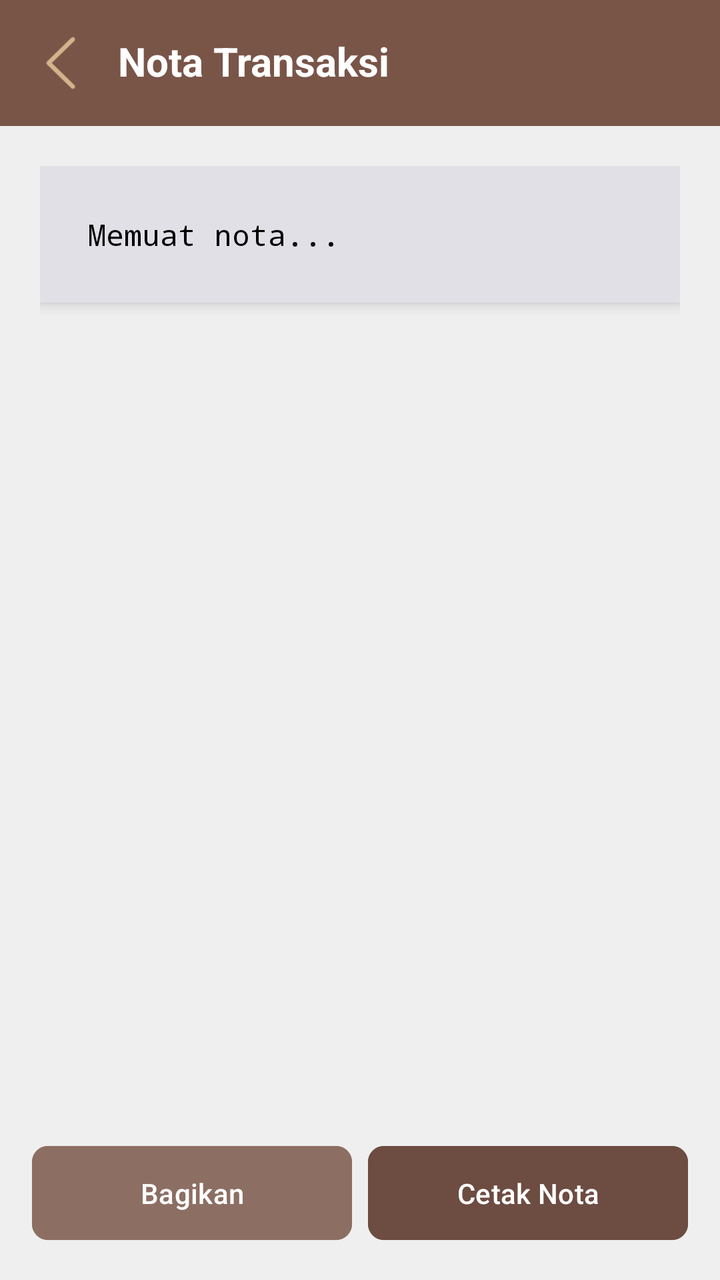
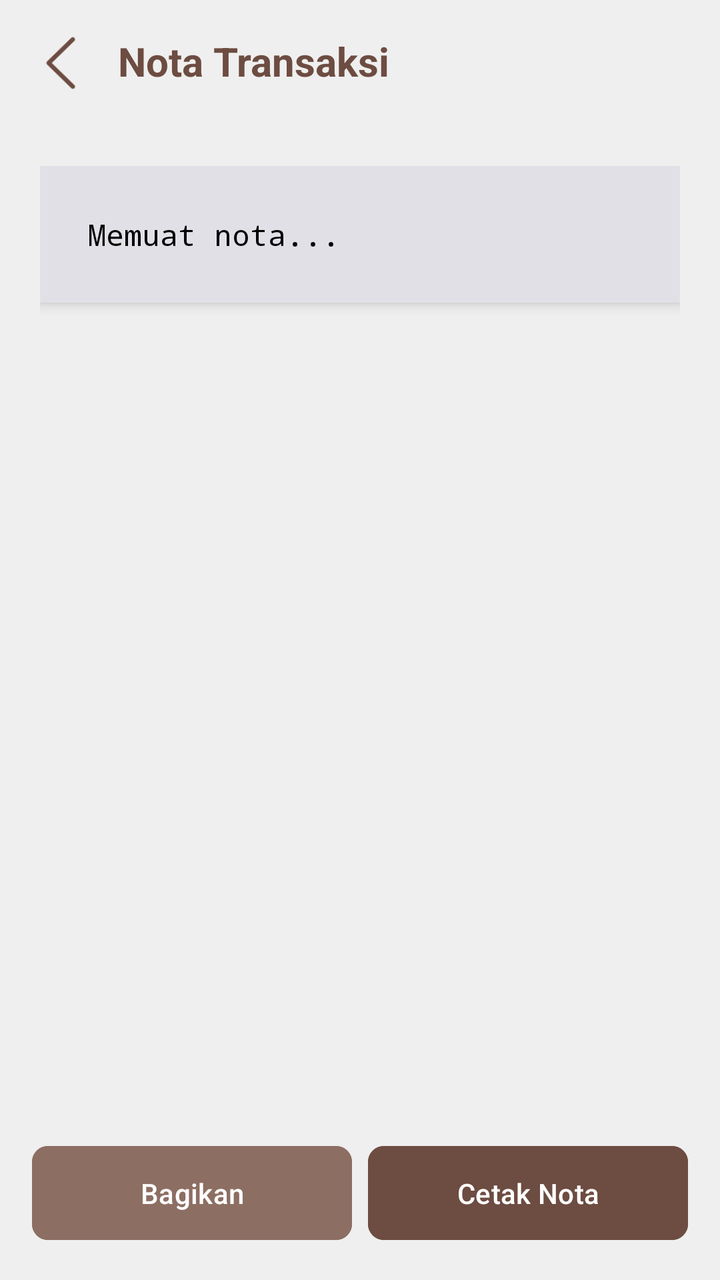

Screens rendered from an Android XML layout before and after an edit, with the pre-edit source and the edit as a unified diff.
<!-- AndroidManifest.xml: application theme Theme.Pos -->
<!-- res/layout/activity_nota.xml -->
<?xml version="1.0" encoding="utf-8"?>
<LinearLayout
    xmlns:android="http://schemas.android.com/apk/res/android"
    xmlns:app="http://schemas.android.com/apk/res-auto"
    xmlns:tools="http://schemas.android.com/tools"
    android:id="@+id/main"
    android:layout_width="match_parent"
    android:layout_height="match_parent"
    android:orientation="vertical"
    android:background="?attr/colorSurface"
    tools:context=".NotaActivity">

    <LinearLayout
        android:layout_width="match_parent"
        android:layout_height="wrap_content"
        android:orientation="horizontal"
        android:background="#795548">

        <ImageView
            android:id="@+id/ivKembali"
            android:layout_width="35dp"
            android:layout_height="35dp"
            android:layout_marginVertical="14dp"
            android:layout_marginStart="13dp"
            android:src="@drawable/img_3"
            app:tint="#D2B48C"
            android:contentDescription="Kembali" />

        <LinearLayout
            android:layout_width="wrap_content"
            android:layout_height="wrap_content"
            android:orientation="vertical">

            <TextView
                android:layout_width="wrap_content"
                android:layout_height="wrap_content"
                android:layout_marginStart="8dp"
                android:layout_marginTop="14dp"
                android:text="Nota Transaksi"
                android:textColor="@color/white"
                android:textSize="20sp"
                android:textStyle="bold"
                android:padding="3dp"/>

        </LinearLayout>
    </LinearLayout>

    <ScrollView
        android:layout_width="match_parent"
        android:layout_height="0dp"
        android:layout_weight="1"
        android:padding="20dp">

        <com.google.android.material.card.MaterialCardView
            android:layout_width="match_parent"
            android:layout_height="wrap_content"
            app:cardCornerRadius="0dp"
            app:cardElevation="4dp"
            app:strokeWidth="0dp">

            <LinearLayout
                android:layout_width="match_parent"
                android:layout_height="wrap_content"
                android:orientation="vertical"
                android:padding="24dp">

                <TextView
                    android:id="@+id/tvNota"
                    android:layout_width="match_parent"
                    android:layout_height="wrap_content"
                    android:textColor="?attr/color"
                    android:textSize="15sp"
                    android:fontFamily="monospace"
                    android:lineSpacingExtra="4dp"
                    android:text="Memuat nota..." />

            </LinearLayout>
        </com.google.android.material.card.MaterialCardView>
    </ScrollView>

    <LinearLayout
        android:layout_width="match_parent"
        android:layout_height="wrap_content"
        android:orientation="horizontal"
        android:padding="16dp"
        android:elevation="8dp">

        <Button
            android:id="@+id/btnBagikan"
            android:layout_width="0dp"
            android:layout_height="55dp"
            android:layout_weight="1"
            android:text="Bagikan"
            android:textAllCaps="false"
            android:backgroundTint="#8D6E63"
            android:textColor="@android:color/white"
            android:layout_marginEnd="8dp"
            app:cornerRadius="8dp"/>

        <Button
            android:id="@+id/btnCetak"
            android:layout_width="0dp"
            android:layout_height="55dp"
            android:layout_weight="1"
            android:text="Cetak Nota"
            android:textAllCaps="false"
            android:backgroundTint="#6D4C41"
            android:textColor="@android:color/white"
            app:cornerRadius="8dp"/>

    </LinearLayout>

</LinearLayout>
<!-- resources referenced by this layout -->
<resources>
  <color name="white">#FFFFFFFF</color>
  <!-- drawable img_3: png bitmap (drawable, 974 bytes) -->
  <style name="Theme.Pos" parent="Base.Theme.Pos" />
  <style name="Base.Theme.Pos" parent="Theme.Material3.DayNight.NoActionBar">
          
          
  
          <item name="colorSurface">#EFEFEF</item>
  
          <item name="colorOnBackground">#616161</item>
  
          <item name="color">#000000</item>
  
          <item name="colorOnSurface">#3E3E3E</item>
  
          <item name="colorAccent">#6D4C41</item>
  
      </style>
</resources>

<!-- the commit's change to res/layout/activity_nota.xml (unified diff, before → after) -->
@@ -14,7 +14,7 @@
         android:layout_width="match_parent"
         android:layout_height="wrap_content"
         android:orientation="horizontal"
-        android:background="#795548">
+        android:background="@android:color/transparent">
 
         <ImageView
             android:id="@+id/ivKembali"
@@ -23,7 +23,7 @@
             android:layout_marginVertical="14dp"
             android:layout_marginStart="13dp"
             android:src="@drawable/img_3"
-            app:tint="#D2B48C"
+            app:tint="?attr/colorAccent"
             android:contentDescription="Kembali" />
 
         <LinearLayout
@@ -37,7 +37,7 @@
                 android:layout_marginStart="8dp"
                 android:layout_marginTop="14dp"
                 android:text="Nota Transaksi"
-                android:textColor="@color/white"
+                android:textColor="?attr/colorAccent"
                 android:textSize="20sp"
                 android:textStyle="bold"
                 android:padding="3dp"/>
<!-- resource entries referenced after the edit -->
@@ -1,6 +1,5 @@
 <!-- resources referenced by this layout -->
 <resources>
-  <color name="white">#FFFFFFFF</color>
   <!-- drawable img_3: png bitmap (drawable, 974 bytes) -->
   <style name="Theme.Pos" parent="Base.Theme.Pos" />
   <style name="Base.Theme.Pos" parent="Theme.Material3.DayNight.NoActionBar">
